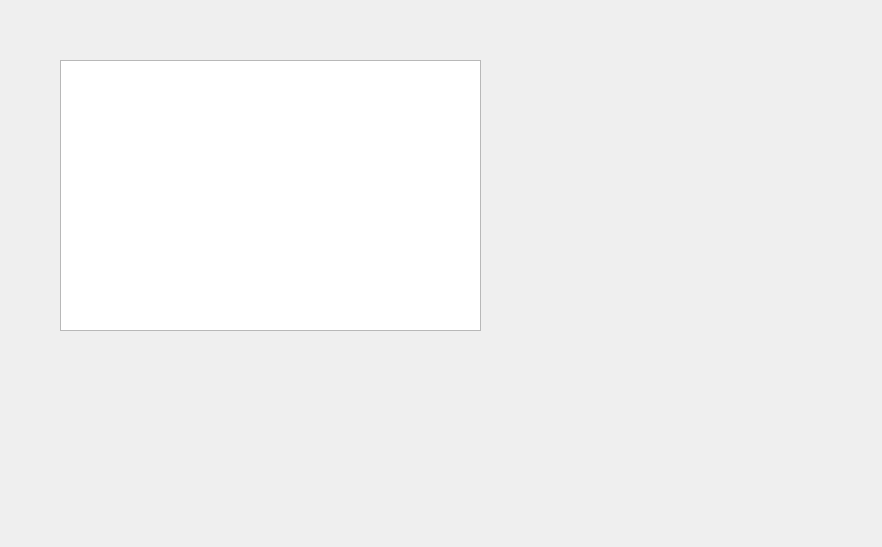
Qt form managerwindow.ui (hungneyugn/ManageRestaurant) before a commit.
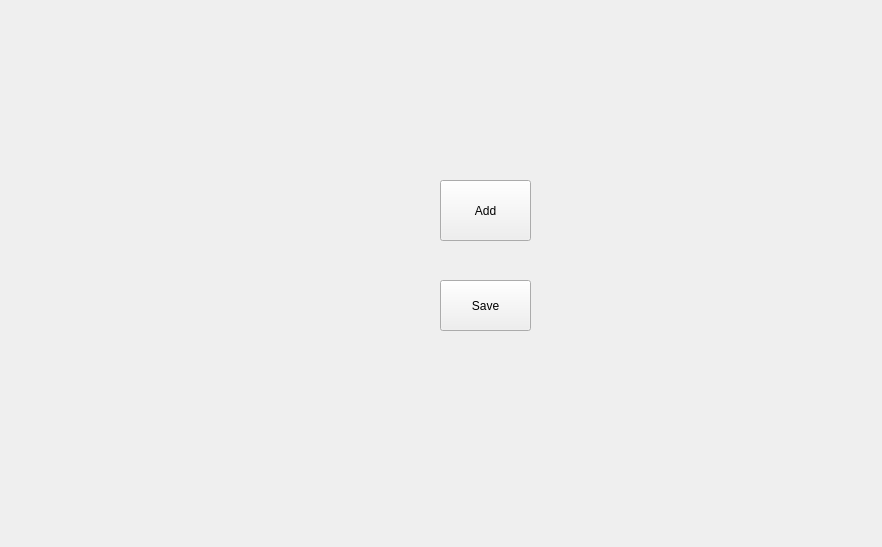
The same form after that commit.

What changed in the file:
```diff
--- a/managerwindow.ui
+++ b/managerwindow.ui
@@ -14,14 +14,30 @@
    <string>MainWindow</string>
   </property>
   <widget class="QWidget" name="centralwidget">
-   <widget class="QTableWidget" name="tableWidget">
+   <widget class="QPushButton" name="btnAdd">
     <property name="geometry">
      <rect>
-      <x>60</x>
-      <y>60</y>
-      <width>421</width>
-      <height>271</height>
+      <x>440</x>
+      <y>180</y>
+      <width>91</width>
+      <height>61</height>
      </rect>
+    </property>
+    <property name="text">
+     <string>Add</string>
+    </property>
+   </widget>
+   <widget class="QPushButton" name="btnSave">
+    <property name="geometry">
+     <rect>
+      <x>440</x>
+      <y>280</y>
+      <width>91</width>
+      <height>51</height>
+     </rect>
+    </property>
+    <property name="text">
+     <string>Save</string>
     </property>
    </widget>
   </widget>
```
